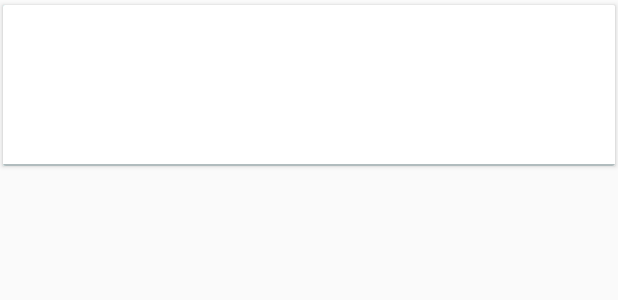
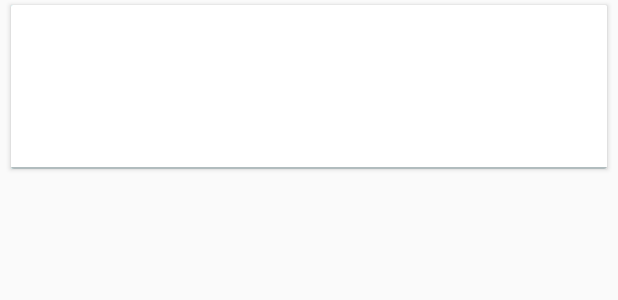
Before and after one commit to kelseykerr/uxta-android, an Android app: the layout request_card.xml on its own in the app's theme, with its tools: preview values and no code run, on a phone screen of 412 x 824 dp. Shown: the top 300 px of the screen. Run offline under Robolectric (Android 15) with nearby library versions, the phone set to English and light mode, and no system bars; plain views replace SwipeRevealLayout.

Commit message:
+ fix request card height + fix request card background color

```diff
--- a/app/build.gradle
+++ b/app/build.gradle
@@ -8,8 +8,8 @@ android {
         applicationId "superstartupteam.nearby"
         minSdkVersion 17
         targetSdkVersion 25
-        versionCode 21
-        versionName "0.21"
+        versionCode 22
+        versionName "0.22"
     }
     buildTypes {
         debug {
--- a/app/src/main/java/superstartupteam/nearby/model/Transaction.java
+++ b/app/src/main/java/superstartupteam/nearby/model/Transaction.java
@@ -1,5 +1,6 @@
 package superstartupteam.nearby.model;
 
+import com.fasterxml.jackson.annotation.JsonIgnoreProperties;
 import com.fasterxml.jackson.annotation.JsonInclude;
 
 import java.util.Date;
@@ -8,6 +9,7 @@ import java.util.Date;
  * Created by kerrk on 9/24/16.
  */
 @JsonInclude(JsonInclude.Include.NON_NULL)
+@JsonIgnoreProperties(ignoreUnknown = true)
 public class Transaction {
 
     private String id;
@@ -76,6 +78,10 @@ public class Transaction {
     private String canceledReason;
 
     private Boolean canceled;
+
+    private String sellerId;
+
+    private String buyerId;
 
     public String getId() {
         return id;
--- a/app/src/main/res/layout/fragment_home.xml
+++ b/app/src/main/res/layout/fragment_home.xml
@@ -55,8 +55,7 @@
             android:layout_width="match_parent"
             android:layout_height="match_parent"
             android:id="@+id/list_view"
-            android:visibility="gone"
-            android:background="#ffffff">
+            android:visibility="gone">
             <RelativeLayout
                 android:layout_width="match_parent"
                 android:layout_height="wrap_content">
--- a/app/src/main/res/layout/my_history_card.xml
+++ b/app/src/main/res/layout/my_history_card.xml
@@ -5,6 +5,8 @@
     android:id="@+id/my_history_card_view"
     android:layout_width="match_parent"
     android:layout_height="95dp"
+    android:layout_marginStart="5dp"
+    android:layout_marginEnd="5dp"
     android:clickable="true"
     android:minHeight="?android:attr/listPreferredItemHeight"
     app:cardPreventCornerOverlap="false"
--- a/app/src/main/res/layout/request_card.xml
+++ b/app/src/main/res/layout/request_card.xml
@@ -4,9 +4,11 @@
     xmlns:card_view="http://schemas.android.com/tools"
     android:id="@+id/request_card_view"
     android:layout_width="match_parent"
-    android:layout_height="114dp"
+    android:layout_height="116dp"
     app:cardPreventCornerOverlap="false"
     app:cardUseCompatPadding="true"
+    android:layout_marginStart="5dp"
+    android:layout_marginEnd="5dp"
     android:paddingBottom="15dp"
     card_view:cardElevation="0dp">
 
```
Also changed, not shown: 1 other file.
